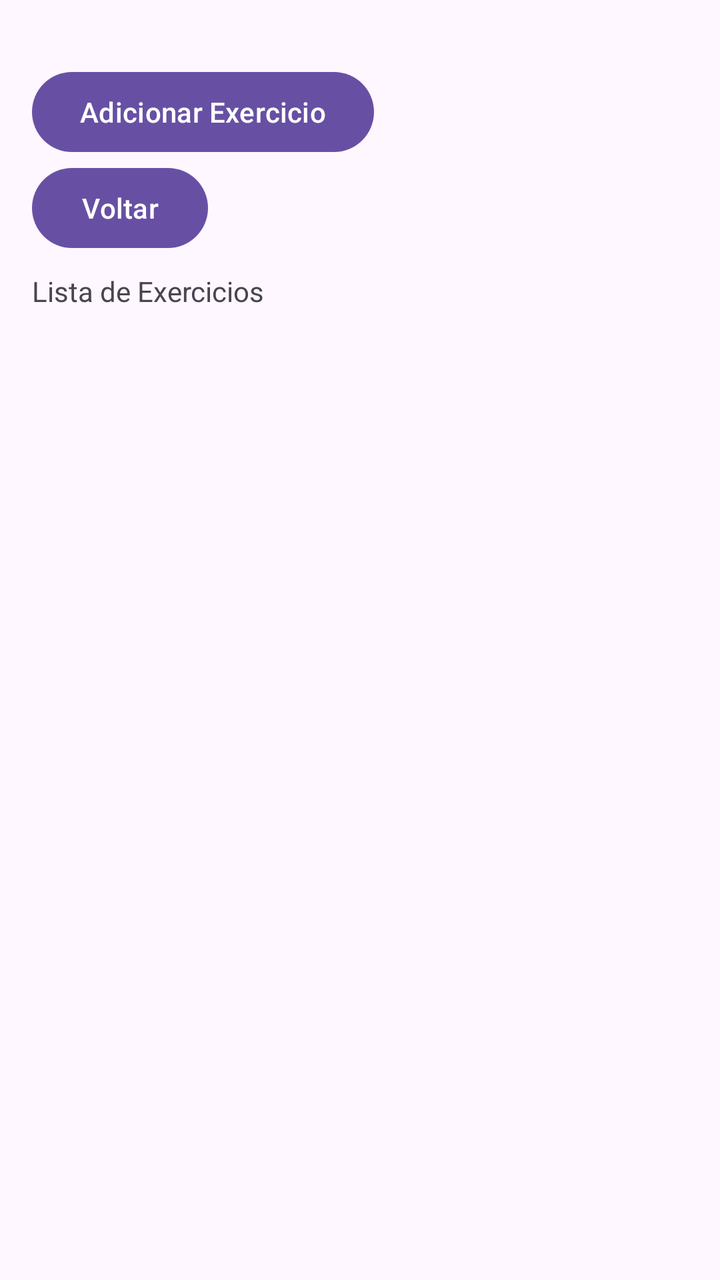
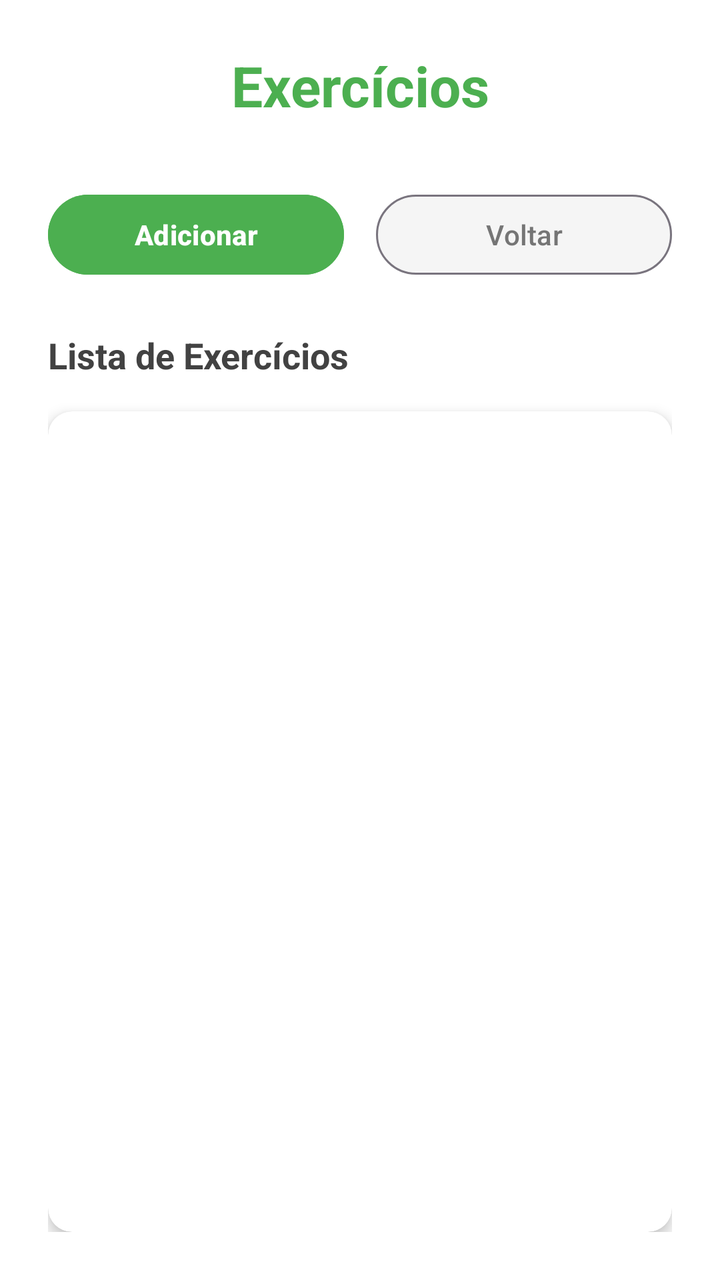

Two renders of the same Android screen: before a commit and after it. Below are the layout's source before the change and the commit's diff.
<!-- AndroidManifest.xml: application theme Theme.TrabalhoIII -->
<!-- res/layout/activity_exercicio.xml -->
<?xml version="1.0" encoding="utf-8"?>
<LinearLayout xmlns:android="http://schemas.android.com/apk/res/android"
    android:id="@+id/activity_exercicio"
    android:layout_width="match_parent"
    android:layout_height="match_parent"
    android:orientation="vertical"
    android:padding="16dp">


    <Button
        android:id="@+id/buttonAdicionarExercicio"
        android:layout_width="wrap_content"
        android:layout_height="wrap_content"
        android:layout_marginTop="16dp"
        android:text="Adicionar Exercicio"/>

    <Button
        android:id="@+id/buttonVoltarExercicio"
        android:layout_width="wrap_content"
        android:layout_height="wrap_content"
        android:text="Voltar"/>

    <TextView
        android:id="@+id/tvExerciciosList"
        android:layout_width="match_parent"
        android:layout_height="wrap_content"
        android:text="Lista de Exercicios"
        android:layout_marginTop="8dp"
        android:layout_marginBottom="8dp"/>

    <ListView
        android:id="@+id/listViewExercicios"
        android:layout_width="match_parent"
        android:layout_height="wrap_content"/>


</LinearLayout>
<!-- resources referenced by this layout -->
<resources>
  <style name="Theme.TrabalhoIII" parent="Base.Theme.TrabalhoIII" />
  <style name="Base.Theme.TrabalhoIII" parent="Theme.Material3.DayNight.NoActionBar">
          
          
      </style>
</resources>

<!-- the commit's change to res/layout/activity_exercicio.xml (unified diff, before → after) -->
@@ -1,37 +1,84 @@
 <?xml version="1.0" encoding="utf-8"?>
 <LinearLayout xmlns:android="http://schemas.android.com/apk/res/android"
+    xmlns:app="http://schemas.android.com/apk/res-auto"
     android:id="@+id/activity_exercicio"
     android:layout_width="match_parent"
     android:layout_height="match_parent"
     android:orientation="vertical"
-    android:padding="16dp">
+    android:background="#FFFFFF"
+    android:padding="24dp">
 
+    
+    <TextView
+        android:layout_width="match_parent"
+        android:layout_height="wrap_content"
+        android:text="Exercícios"
+        android:textSize="28sp"
+        android:textStyle="bold"
+        android:textColor="#4CAF50"
+        android:gravity="center"
+        android:layout_marginBottom="32dp" />
 
-    <Button
-        android:id="@+id/buttonAdicionarExercicio"
-        android:layout_width="wrap_content"
+    
+    <LinearLayout
+        android:layout_width="match_parent"
         android:layout_height="wrap_content"
-        android:layout_marginTop="16dp"
-        android:text="Adicionar Exercicio"/>
+        android:orientation="horizontal"
+        android:layout_marginBottom="24dp">
 
-    <Button
-        android:id="@+id/buttonVoltarExercicio"
-        android:layout_width="wrap_content"
-        android:layout_height="wrap_content"
-        android:text="Voltar"/>
+        <Button
+            android:id="@+id/buttonAdicionarExercicio"
+            android:layout_width="0dp"
+            android:layout_height="wrap_content"
+            android:layout_weight="1"
+            android:layout_marginEnd="8dp"
+            android:text="Adicionar"
+            android:textColor="#FFFFFF"
+            android:backgroundTint="#4CAF50"
+            android:textStyle="bold"
+            style="@style/Widget.Material3.Button" />
 
+        <Button
+            android:id="@+id/buttonVoltarExercicio"
+            android:layout_width="0dp"
+            android:layout_height="wrap_content"
+            android:layout_weight="1"
+            android:layout_marginStart="8dp"
+            android:text="Voltar"
+            android:textColor="#757575"
+            android:backgroundTint="#F5F5F5"
+            style="@style/Widget.Material3.Button.OutlinedButton" />
+
+    </LinearLayout>
+
+    
     <TextView
         android:id="@+id/tvExerciciosList"
         android:layout_width="match_parent"
         android:layout_height="wrap_content"
-        android:text="Lista de Exercicios"
-        android:layout_marginTop="8dp"
-        android:layout_marginBottom="8dp"/>
+        android:text="Lista de Exercícios"
+        android:textSize="18sp"
+        android:textStyle="bold"
+        android:textColor="#424242"
+        android:layout_marginBottom="16dp" />
 
-    <ListView
-        android:id="@+id/listViewExercicios"
+    
+    <androidx.cardview.widget.CardView
         android:layout_width="match_parent"
-        android:layout_height="wrap_content"/>
+        android:layout_height="0dp"
+        android:layout_weight="1"
+        app:cardCornerRadius="12dp"
+        app:cardElevation="4dp"
+        app:cardBackgroundColor="#FFFFFF">
 
+        <ListView
+            android:id="@+id/listViewExercicios"
+            android:layout_width="match_parent"
+            android:layout_height="match_parent"
+            android:divider="#E0E0E0"
+            android:dividerHeight="1dp"
+            android:padding="8dp" />
+
+    </androidx.cardview.widget.CardView>
 
 </LinearLayout>
